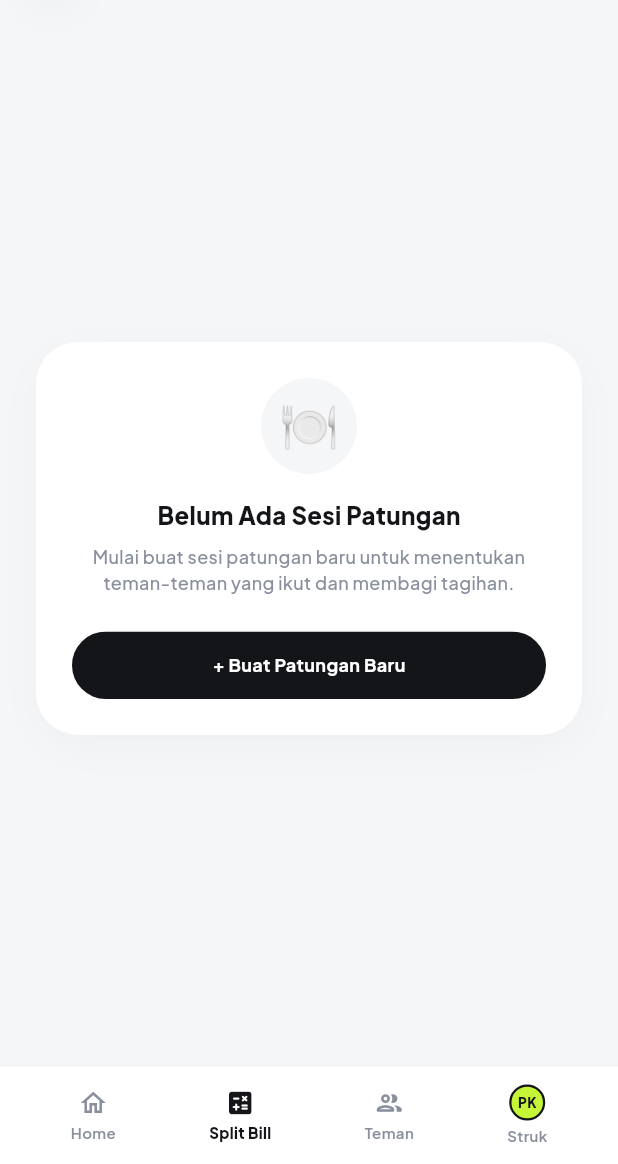
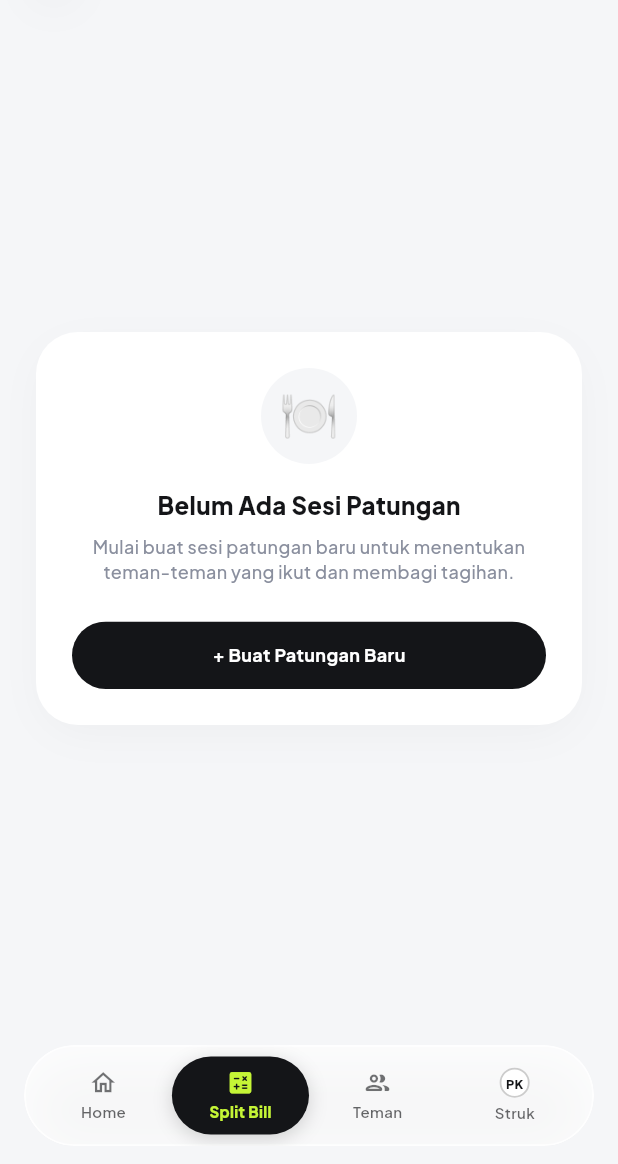
Before and after one commit to FerrelHD/PatunganKilat, a Flutter app: the MainNavigationShell screen opened directly, item 2 of the bottom bar chosen, on a phone screen of 412 x 824 dp, the part 72-1236 px from its top. Run offline on Flutter 3.47's test engine with Material 3 defaults, Android fonts, the phone set to English and light mode, and no system bars; our stand-ins replace flutter_riverpod, google_fonts, share_plus, shared_preferences; accounts and stored records are empty.

Commit message:
feat(ui): implement iOS-style floating liquid glass dock with Neobank active capsule

```diff
--- a/lib/features/friends/screens/friends_screen.dart
+++ b/lib/features/friends/screens/friends_screen.dart
@@ -379,7 +379,7 @@ class _FriendsScreenState extends ConsumerState<FriendsScreen> {
                 ),
               ),
 
-              const SizedBox(height: 32),
+              const SizedBox(height: 96),
             ],
           ),
         ),
--- a/lib/features/home/screens/home_screen.dart
+++ b/lib/features/home/screens/home_screen.dart
@@ -142,7 +142,7 @@ class HomeScreen extends ConsumerWidget {
                 onStartNewSession: () => _openCreateSession(context),
               ),
 
-              const SizedBox(height: 24),
+              const SizedBox(height: 96),
             ],
           ),
         ),
--- a/lib/features/receipt/screens/receipt_screen.dart
+++ b/lib/features/receipt/screens/receipt_screen.dart
@@ -345,7 +345,7 @@ class _ReceiptScreenState extends ConsumerState<ReceiptScreen> {
                       ),
                     ),
 
-                    const SizedBox(height: 140),
+                    const SizedBox(height: 200),
                   ],
                 ),
               ),
@@ -356,7 +356,7 @@ class _ReceiptScreenState extends ConsumerState<ReceiptScreen> {
 
       // Bottom Action Bar
       bottomSheet: Container(
-        padding: const EdgeInsets.fromLTRB(20, 12, 20, 16),
+        padding: const EdgeInsets.fromLTRB(20, 12, 20, 84),
         decoration: BoxDecoration(
           color: Colors.white.withValues(alpha: 0.96),
           border: Border(top: BorderSide(color: Colors.black.withValues(alpha: 0.05))),
--- a/lib/features/split_arena/screens/split_arena_screen.dart
+++ b/lib/features/split_arena/screens/split_arena_screen.dart
@@ -398,7 +398,7 @@ class SplitArenaScreen extends ConsumerWidget {
                         },
                       ),
 
-                    const SizedBox(height: 90), // Space for sticky bottom bar
+                    const SizedBox(height: 180), // Space for sticky bottom bar & floating dock
                   ],
                 ),
               ),
@@ -409,7 +409,7 @@ class SplitArenaScreen extends ConsumerWidget {
 
       // Sticky Bottom Bar
       bottomSheet: Container(
-        padding: const EdgeInsets.fromLTRB(20, 14, 20, 20),
+        padding: const EdgeInsets.fromLTRB(20, 14, 20, 84),
         decoration: BoxDecoration(
           color: Colors.white.withValues(alpha: 0.96),
           border: Border(top: BorderSide(color: Colors.black.withValues(alpha: 0.05))),
--- a/lib/main.dart
+++ b/lib/main.dart
@@ -1,9 +1,9 @@
 import 'dart:math';
+import 'dart:ui';
 import 'package:flutter/material.dart';
 import 'package:flutter_riverpod/flutter_riverpod.dart';
 import 'package:google_fonts/google_fonts.dart';
 import 'core/theme/app_colors.dart';
-import 'core/theme/app_typography.dart';
 import 'features/friends/screens/friends_screen.dart';
 import 'features/home/screens/home_screen.dart';
 import 'features/onboarding/providers/user_profile_provider.dart';
@@ -76,19 +76,38 @@ class _MainNavigationShellState extends ConsumerState<MainNavigationShell> {
     ];
 
     return Scaffold(
+      extendBody: true,
       body: IndexedStack(
         index: _currentIndex,
         children: screens,
       ),
-      bottomNavigationBar: Container(
+      bottomNavigationBar: SafeArea(
+        top: false,
+        child: Padding(
+          padding: const EdgeInsets.fromLTRB(16, 0, 16, 12),
+          child: ClipRRect(
+            borderRadius: BorderRadius.circular(36),
+            child: BackdropFilter(
+              filter: ImageFilter.blur(sigmaX: 20, sigmaY: 20),
+              child: Container(
+                padding: const EdgeInsets.symmetric(horizontal: 6, vertical: 6),
                 decoration: BoxDecoration(
-          color: Colors.white.withValues(alpha: 0.96),
-          border: Border(top: BorderSide(color: Colors.black.withValues(alpha: 0.05))),
+                  color: Colors.white.withValues(alpha: 0.72),
+                  borderRadius: BorderRadius.circular(36),
+                  border: Border.all(
+                    color: Colors.white.withValues(alpha: 0.85),
+                    width: 1.2,
                   ),
-        padding: const EdgeInsets.symmetric(horizontal: 16, vertical: 8),
-        child: SafeArea(
+                  boxShadow: [
+                    BoxShadow(
+                      color: Colors.black.withValues(alpha: 0.08),
+                      blurRadius: 28,
+                      offset: const Offset(0, 10),
+                      spreadRadius: -2,
+                    ),
+                  ],
+                ),
                 child: Row(
-            mainAxisAlignment: MainAxisAlignment.spaceAround,
                   children: [
                     _buildNavItem(
                       index: 0,
@@ -113,19 +132,22 @@ class _MainNavigationShellState extends ConsumerState<MainNavigationShell> {
                       label: 'Struk',
                       icon: Icons.receipt_long_outlined,
                       activeIcon: Icons.receipt_long_rounded,
-                customBadge: Container(
-                  width: 24,
-                  height: 24,
+                      customBadge: (isActive) => Container(
+                        width: 20,
+                        height: 20,
                         decoration: BoxDecoration(
-                    color: AppColors.neoLime,
+                          color: isActive ? AppColors.neoLime : Colors.white,
                           shape: BoxShape.circle,
-                    border: Border.all(color: AppColors.neoDark, width: 1.5),
+                          border: Border.all(
+                            color: isActive ? AppColors.neoDark : Colors.black.withValues(alpha: 0.2),
+                            width: 1.2,
+                          ),
                         ),
                         child: Center(
                           child: Text(
                             userInitial,
                             style: GoogleFonts.plusJakartaSans(
-                        fontSize: 9,
+                              fontSize: 8.5,
                               fontWeight: FontWeight.w900,
                               color: AppColors.neoDark,
                             ),
@@ -137,6 +159,9 @@ class _MainNavigationShellState extends ConsumerState<MainNavigationShell> {
                 ),
               ),
             ),
+          ),
+        ),
+      ),
     );
   }
 
@@ -145,39 +170,58 @@ class _MainNavigationShellState extends ConsumerState<MainNavigationShell> {
     required String label,
     required IconData icon,
     required IconData activeIcon,
-    Widget? customBadge,
-    VoidCallback? onTapOverride,
+    Widget Function(bool isActive)? customBadge,
   }) {
     final isActive = _currentIndex == index;
 
-    return InkWell(
-      onTap: onTapOverride ?? () => _navigateToTab(index),
-      borderRadius: BorderRadius.circular(16),
-      child: Padding(
-        padding: const EdgeInsets.symmetric(horizontal: 12, vertical: 4),
+    return Expanded(
+      child: GestureDetector(
+        onTap: () => _navigateToTab(index),
+        behavior: HitTestBehavior.opaque,
+        child: AnimatedContainer(
+          duration: const Duration(milliseconds: 200),
+          curve: Curves.easeOutCubic,
+          padding: const EdgeInsets.symmetric(vertical: 8, horizontal: 4),
+          decoration: BoxDecoration(
+            color: isActive ? AppColors.neoDark : Colors.transparent,
+            borderRadius: BorderRadius.circular(28),
+            boxShadow: isActive
+                ? [
+                    BoxShadow(
+                      color: Colors.black.withValues(alpha: 0.16),
+                      blurRadius: 10,
+                      offset: const Offset(0, 3),
+                    ),
+                  ]
+                : null,
+          ),
           child: Column(
             mainAxisSize: MainAxisSize.min,
+            mainAxisAlignment: MainAxisAlignment.center,
             children: [
               if (customBadge != null)
-              customBadge
+                customBadge(isActive)
               else
                 Icon(
                   isActive ? activeIcon : icon,
-                size: 20,
-                color: isActive ? AppColors.neoDark : AppColors.neoMuted,
+                  size: 19,
+                  color: isActive ? AppColors.neoLime : AppColors.neoDark.withValues(alpha: 0.6),
                 ),
               const SizedBox(height: 3),
               Text(
                 label,
-              style: AppTypography.captionBold.copyWith(
+                maxLines: 1,
+                overflow: TextOverflow.ellipsis,
+                style: GoogleFonts.plusJakartaSans(
                   fontSize: 10,
                   fontWeight: isActive ? FontWeight.w800 : FontWeight.w600,
-                color: isActive ? AppColors.neoDark : AppColors.neoMuted,
+                  color: isActive ? AppColors.neoLime : AppColors.neoDark.withValues(alpha: 0.65),
                 ),
               ),
             ],
           ),
         ),
+      ),
     );
   }
 }
```
Lines whose indentation alone changed are shown as unchanged.
